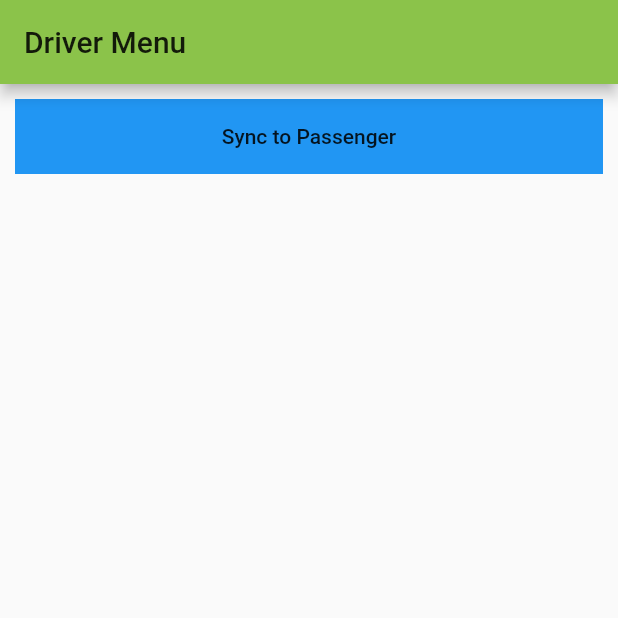
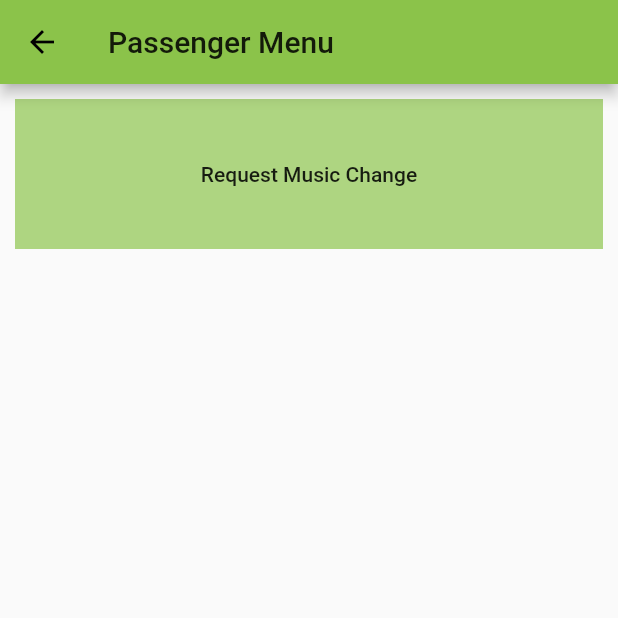
Before and after one commit to CWTBT/uber_companion, a Flutter app: the screen it shows after launch, after a tap on "I am a DRIVER", on a phone screen of 412 x 824 dp, the top half of it. Run offline on Flutter 3.47's test engine with Material 2 defaults, Android fonts, the phone set to English and light mode, and no system bars; our stand-ins replace flutter_blue.

Commit message:
First round of moving from state changes to Navigator for view changes

```diff
--- a/lib/main.dart
+++ b/lib/main.dart
@@ -84,23 +84,7 @@ class _MyHomePageState extends State<MyHomePage> {
     }
   }
 
-  Widget _buildButton({
-    String text,
-    Function onPressedLogic,
-    Color buttonColor = Colors.lightGreen,
-    double height = 50}) {
-      return new Container (
-          height: height,
-          margin: EdgeInsets.all(10),
-          color: buttonColor,
-          child: new FlatButton (
-              onPressed: onPressedLogic,
-              child: Center (
-                  child: Text(text),
-              )
-          )
-      );
-  }
+
 
   Widget _buildUserTypeMenu(double screenWidth) {
     return Scaffold(
@@ -129,7 +113,7 @@ class _MyHomePageState extends State<MyHomePage> {
             buttonColor: Colors.blue,
             height: 50
           ),
-          _buildPassengerRequestList(),
+          //_buildPassengerRequestList(),
         ]
       )
     );
@@ -142,23 +126,6 @@ class _MyHomePageState extends State<MyHomePage> {
     setState(() {
       _state = AppState.DEVICE_LIST;
     });
-  }
-
-  Widget _buildPassengerRequestList() {
-    return Column(
-      children: <Widget>[
-        _buildButton(
-          text: "Request Music Change",
-          onPressedLogic: musicRequestOnPressed,
-          buttonColor: Colors.lightGreen[300],
-          height: 100
-        ),
-      ]
-    );
-  }
-
-  void musicRequestOnPressed() {
-    print("Music Change");
   }
 
   Widget _buildDriverMenu() {
@@ -289,7 +256,11 @@ class _MyHomePageState extends State<MyHomePage> {
     switch(user) {
       case UserType.DRIVER:
         setState(() {
-          _state = AppState.DRIVER_MENU;
+          Navigator.push(
+            context,
+            MaterialPageRoute(builder: (context) => PassengerMenu())
+          );
+          //_state = AppState.DRIVER_MENU;
         });
         break;
       case UserType.PASSENGER:
@@ -319,6 +290,64 @@ class _MyHomePageState extends State<MyHomePage> {
   }
 }
 
+//https://stackoverflow.com/questions/54792376/flutter-add-result-to-navigator-when-system-back-button-is-pressed
+class PassengerMenu extends StatelessWidget {
+  @override
+  Widget build(BuildContext context) {
+    return WillPopScope(
+      child: Scaffold (
+        appBar: AppBar (
+          title: Text("Passenger Menu"),
+        ),
+        body: Column(
+            children: <Widget>[
+              _buildPassengerRequestList(),
+            ]
+        )
+      ),
+
+      onWillPop: () async {
+        Navigator.pop(context);
+        return false;
+      },
+    );
+  }
+  Widget _buildPassengerRequestList() {
+    return Column(
+        children: <Widget>[
+          _buildButton(
+              text: "Request Music Change",
+              onPressedLogic: musicRequestOnPressed,
+              buttonColor: Colors.lightGreen[300],
+              height: 100
+          ),
+        ]
+    );
+  }
+
+  void musicRequestOnPressed() {
+    print("Music Change");
+  }
+}
+
+Widget _buildButton({
+  String text,
+  Function onPressedLogic,
+  Color buttonColor = Colors.lightGreen,
+  double height = 50}) {
+  return new Container (
+      height: height,
+      margin: EdgeInsets.all(10),
+      color: buttonColor,
+      child: new FlatButton (
+          onPressed: onPressedLogic,
+          child: Center (
+            child: Text(text),
+          )
+      )
+  );
+}
+
 enum UserType{
   DRIVER,
   PASSENGER
```
